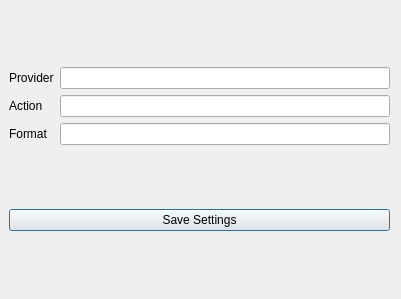
This is fyler/assets/ui/settingswindow.ui in Musi13/fyler as Qt 5 draws it before an edit. The edited form follows.
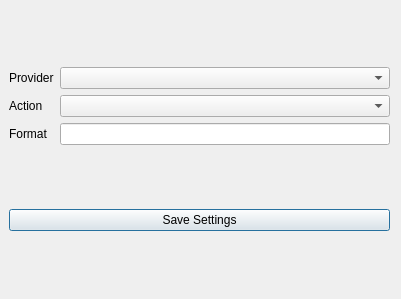
This is the edited form.

Commit message: Add buttons to move entries around, change some settings to comboboxes

The edit to the form file:
```diff
--- a/fyler/assets/ui/settingswindow.ui
+++ b/fyler/assets/ui/settingswindow.ui
@@ -39,12 +39,6 @@
         </property>
        </widget>
       </item>
-      <item row="1" column="1">
-       <widget class="QLineEdit" name="actionEdit"/>
-      </item>
-      <item row="0" column="1">
-       <widget class="QLineEdit" name="providerEdit"/>
-      </item>
       <item row="2" column="0">
        <widget class="QLabel" name="formatLabel">
         <property name="text">
@@ -55,6 +49,12 @@
       <item row="2" column="1">
        <widget class="QLineEdit" name="formatEdit"/>
       </item>
+      <item row="0" column="1">
+       <widget class="QComboBox" name="providerBox"/>
+      </item>
+      <item row="1" column="1">
+       <widget class="QComboBox" name="actionBox"/>
+      </item>
      </layout>
     </item>
     <item>
```
The commit also changes 6 other files.
